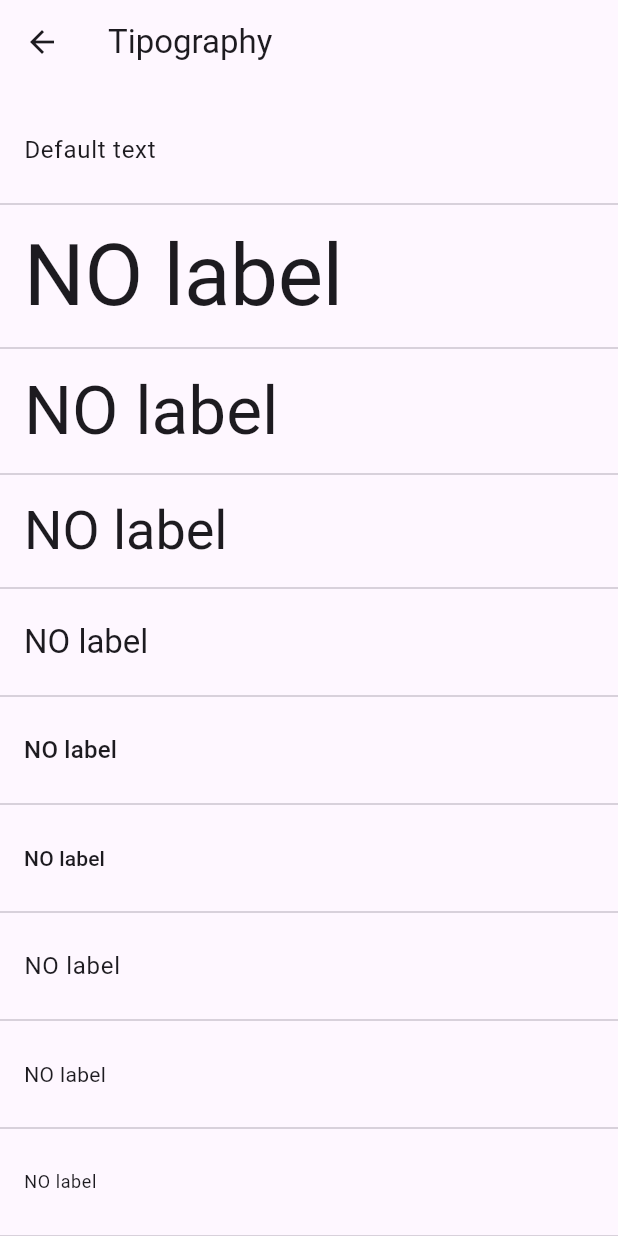
After one commit to jocaagura/jocaagura_showcase, a Flutter app: the screen it shows after launch, after a tap on "Tipography page", on a phone screen of 412 x 824 dp. The commit adds this screen. Run offline on Flutter 3.47's test engine with Material 2 defaults, Android fonts, the phone set to English and light mode, and no system bars.

Commit message:
Tipography added

```diff
--- a/lib/ui/pages/home_page.dart
+++ b/lib/ui/pages/home_page.dart
@@ -6,6 +6,7 @@ import '../widgets/navigation_list_tile.dart';
 import 'components_index_page.dart';
 import 'custom_pages_index.dart';
 import 'custom_widgets_page.dart';
+import 'typography_page.dart';
 
 class HomePage extends StatelessWidget {
   const HomePage({
@@ -43,6 +44,14 @@ class HomePage extends StatelessWidget {
             const SizedBox(
               height: 8.0,
             ),
+            const NavigationListTile(
+              page: TipographyPage(),
+              title: 'Tipography page',
+              subTitle: 'Show textTheme',
+            ),
+            const SizedBox(
+              height: 8.0,
+            ),
             NavigationListTile(
               page: CustomWidgetPage(
                 children: getCustomWidgets(jocaaguraShowcase),
--- /dev/null
+++ b/lib/ui/pages/typography_page.dart
@@ -0,0 +1,93 @@
+import 'package:flutter/material.dart';
+
+class TipographyPage extends StatelessWidget {
+  const TipographyPage({super.key});
+
+  @override
+  Widget build(BuildContext context) {
+    final TextTheme textTheme = Theme.of(context).textTheme;
+
+    return Scaffold(
+      appBar: AppBar(
+        title: const Text('Tipography'),
+      ),
+      body: ListView(
+        children: <Widget>[
+          const SizedBox(
+            height: 16.0,
+          ),
+          const ListTile(
+            title: SelectableText('Default text'),
+          ),
+          const Divider(),
+          _ListTile(
+            textStyle: textTheme.displayLarge,
+          ),
+          const Divider(),
+          _ListTile(
+            textStyle: textTheme.displayMedium,
+          ),
+          const Divider(),
+          _ListTile(
+            textStyle: textTheme.displaySmall,
+          ),
+          const Divider(),
+          _ListTile(
+            textStyle: textTheme.titleLarge,
+          ),
+          const Divider(),
+          _ListTile(
+            textStyle: textTheme.titleMedium,
+          ),
+          const Divider(),
+          _ListTile(
+            textStyle: textTheme.titleSmall,
+          ),
+          const Divider(),
+          _ListTile(
+            textStyle: textTheme.bodyLarge,
+          ),
+          const Divider(),
+          _ListTile(
+            textStyle: textTheme.bodyMedium,
+          ),
+          const Divider(),
+          _ListTile(
+            textStyle: textTheme.bodySmall,
+          ),
+          const Divider(),
+          _ListTile(
+            textStyle: textTheme.labelLarge,
+          ),
+          const Divider(),
+          _ListTile(
+            textStyle: textTheme.labelMedium,
+          ),
+          const Divider(),
+          _ListTile(
+            textStyle: textTheme.labelSmall,
+          ),
+          const Divider(),
+        ],
+      ),
+    );
+  }
+}
+
+class _ListTile extends StatelessWidget {
+  const _ListTile({
+    required this.textStyle,
+  });
+
+  final TextStyle? textStyle;
+
+  @override
+  Widget build(BuildContext context) {
+    return ListTile(
+      title: SelectableText(
+        textStyle?.debugLabel ?? 'NO label',
+        style: textStyle,
+      ),
+    );
+  }
+}
--- a/lib/ui/widgets/color_scheme_palette_component_widget.dart
+++ b/lib/ui/widgets/color_scheme_palette_component_widget.dart
@@ -30,7 +30,8 @@ class ColorSchemePaletteComponentWidget extends StatelessWidget {
               color: color,
               borderRadius: BorderRadius.circular(8),
               border: Border.all(
-                  color: Theme.of(context).colorScheme.inverseSurface,),
+                color: Theme.of(context).colorScheme.inverseSurface,
+              ),
             ),
           ),
           Text(
```
Also changed, not shown: lib/ui/widgets/navigation_list_tile.dart (+5 -4 lines), 2 other files.
